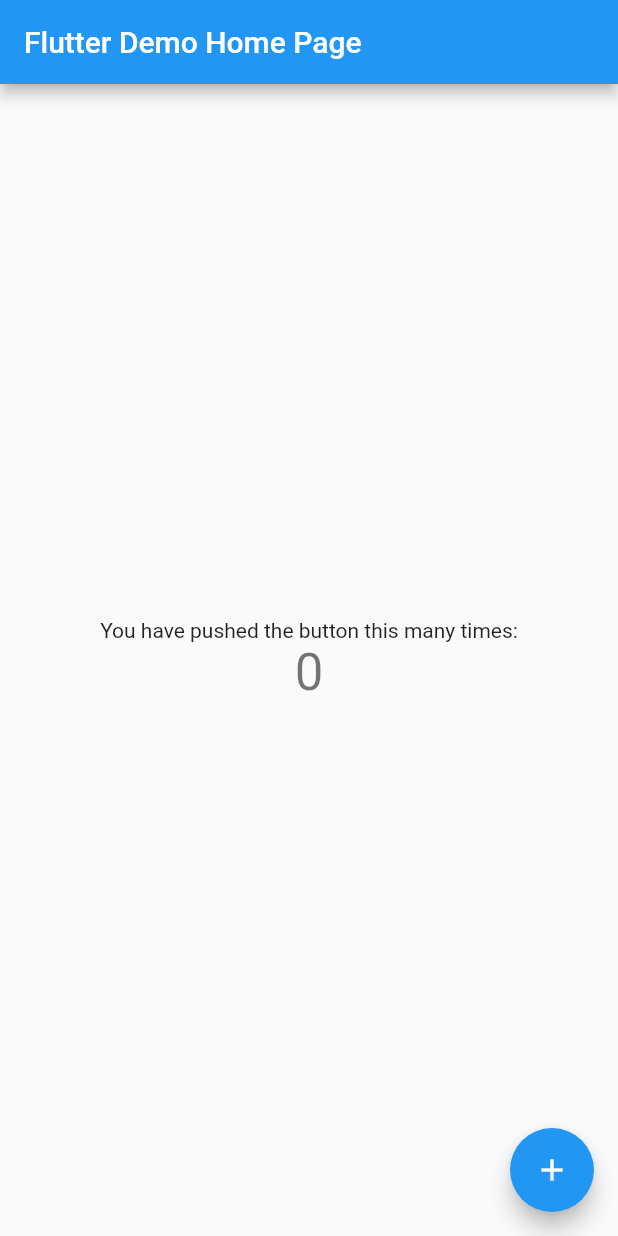
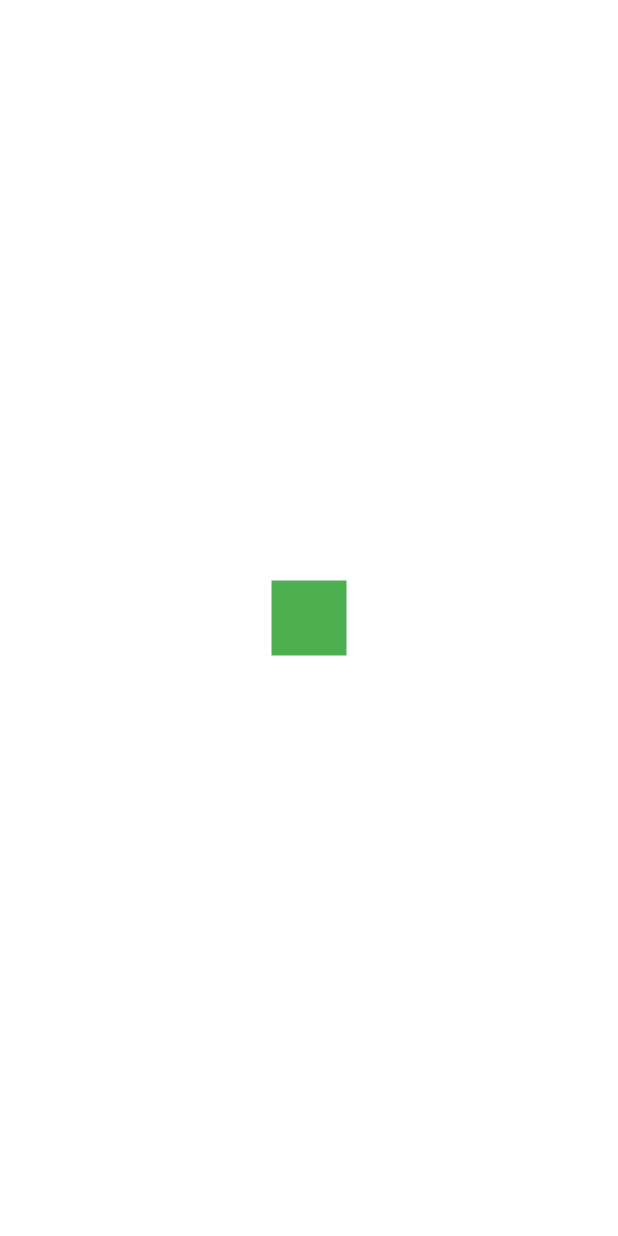
Before and after one commit to lesnitsky/flutter_transparent_canvas, a Flutter app: the screen it shows after launch, on a phone screen of 412 x 824 dp. Run offline on Flutter 3.47's test engine with Material 2 defaults, Android fonts, the phone set to English and light mode, and no system bars.

Commit message:
implement mimimal example

```diff
--- a/lib/main.dart
+++ b/lib/main.dart
@@ -1,111 +1,24 @@
 import 'package:flutter/material.dart';
 
-void main() => runApp(MyApp());
+void main() {
+  runApp(App());
+}
 
-class MyApp extends StatelessWidget {
-  // This widget is the root of your application.
+class App extends StatelessWidget {
   @override
   Widget build(BuildContext context) {
     return MaterialApp(
-      title: 'Flutter Demo',
       theme: ThemeData(
-        // This is the theme of your application.
-        //
-        // Try running your application with "flutter run". You'll see the
-        // application has a blue toolbar. Then, without quitting the app, try
-        // changing the primarySwatch below to Colors.green and then invoke
-        // "hot reload" (press "r" in the console where you ran "flutter run",
-        // or simply save your changes to "hot reload" in a Flutter IDE).
-        // Notice that the counter didn't reset back to zero; the application
-        // is not restarted.
-        primarySwatch: Colors.blue,
+        backgroundColor: Colors.transparent,
+        canvasColor: Colors.transparent,
       ),
-      home: MyHomePage(title: 'Flutter Demo Home Page'),
+      home: Center(
+        child: Container(
+          width: 50,
+          height: 50,
+          color: Colors.green,
+        ),
+      ),
     );
   }
 }
-
-class MyHomePage extends StatefulWidget {
-  MyHomePage({Key key, this.title}) : super(key: key);
-
-  // This widget is the home page of your application. It is stateful, meaning
-  // that it has a State object (defined below) that contains fields that affect
-  // how it looks.
-
-  // This class is the configuration for the state. It holds the values (in this
-  // case the title) provided by the parent (in this case the App widget) and
-  // used by the build method of the State. Fields in a Widget subclass are
-  // always marked "final".
-
-  final String title;
-
-  @override
-  _MyHomePageState createState() => _MyHomePageState();
-}
-
-class _MyHomePageState extends State<MyHomePage> {
-  int _counter = 0;
-
-  void _incrementCounter() {
-    setState(() {
-      // This call to setState tells the Flutter framework that something has
-      // changed in this State, which causes it to rerun the build method below
-      // so that the display can reflect the updated values. If we changed
-      // _counter without calling setState(), then the build method would not be
-      // called again, and so nothing would appear to happen.
-      _counter++;
-    });
-  }
-
-  @override
-  Widget build(BuildContext context) {
-    // This method is rerun every time setState is called, for instance as done
-    // by the _incrementCounter method above.
-    //
-    // The Flutter framework has been optimized to make rerunning build methods
-    // fast, so that you can just rebuild anything that needs updating rather
-    // than having to individually change instances of widgets.
-    return Scaffold(
-      appBar: AppBar(
-        // Here we take the value from the MyHomePage object that was created by
-        // the App.build method, and use it to set our appbar title.
-        title: Text(widget.title),
-      ),
-      body: Center(
-        // Center is a layout widget. It takes a single child and positions it
-        // in the middle of the parent.
-        child: Column(
-          // Column is also a layout widget. It takes a list of children and
-          // arranges them vertically. By default, it sizes itself to fit its
-          // children horizontally, and tries to be as tall as its parent.
-          //
-          // Invoke "debug painting" (press "p" in the console, choose the
-          // "Toggle Debug Paint" action from the Flutter Inspector in Android
-          // Studio, or the "Toggle Debug Paint" command in Visual Studio Code)
-          // to see the wireframe for each widget.
-          //
-          // Column has various properties to control how it sizes itself and
-          // how it positions its children. Here we use mainAxisAlignment to
-          // center the children vertically; the main axis here is the vertical
-          // axis because Columns are vertical (the cross axis would be
-          // horizontal).
-          mainAxisAlignment: MainAxisAlignment.center,
-          children: <Widget>[
-            Text(
-              'You have pushed the button this many times:',
-            ),
-            Text(
-              '$_counter',
-              style: Theme.of(context).textTheme.display1,
-            ),
-          ],
-        ),
-      ),
-      floatingActionButton: FloatingActionButton(
-        onPressed: _incrementCounter,
-        tooltip: 'Increment',
-        child: Icon(Icons.add),
-      ), // This trailing comma makes auto-formatting nicer for build methods.
-    );
-  }
-}
```
